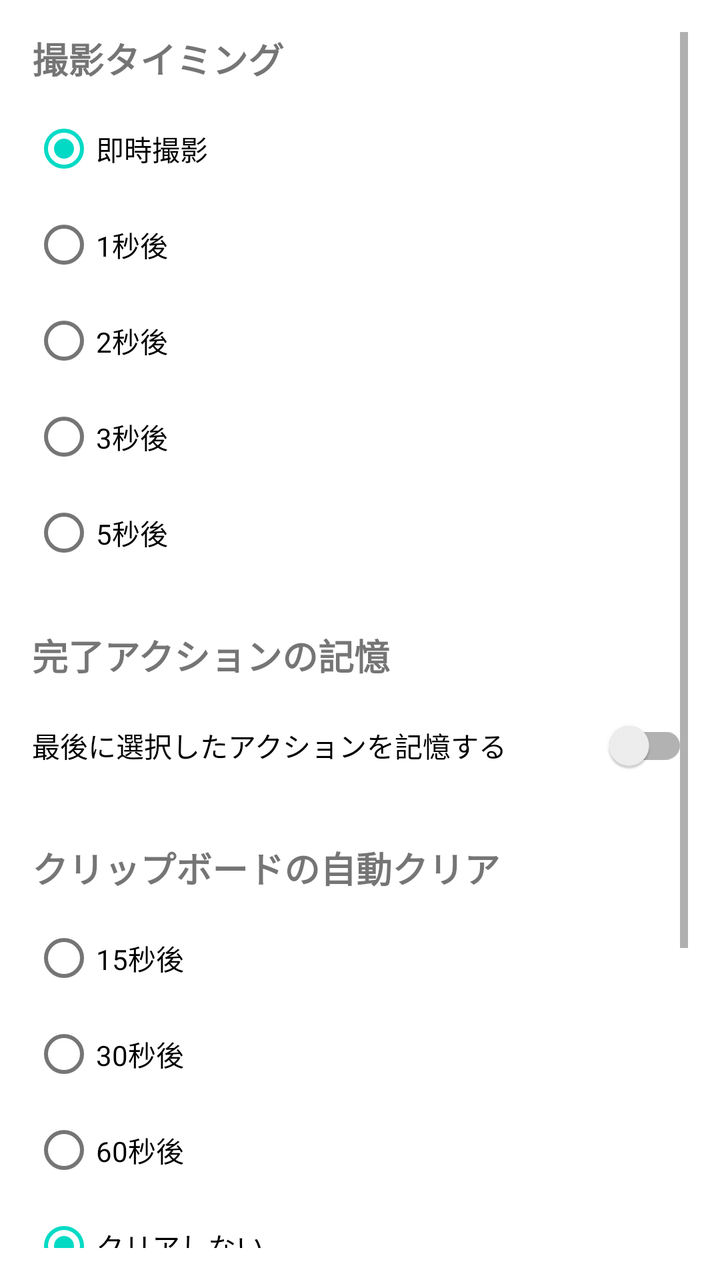
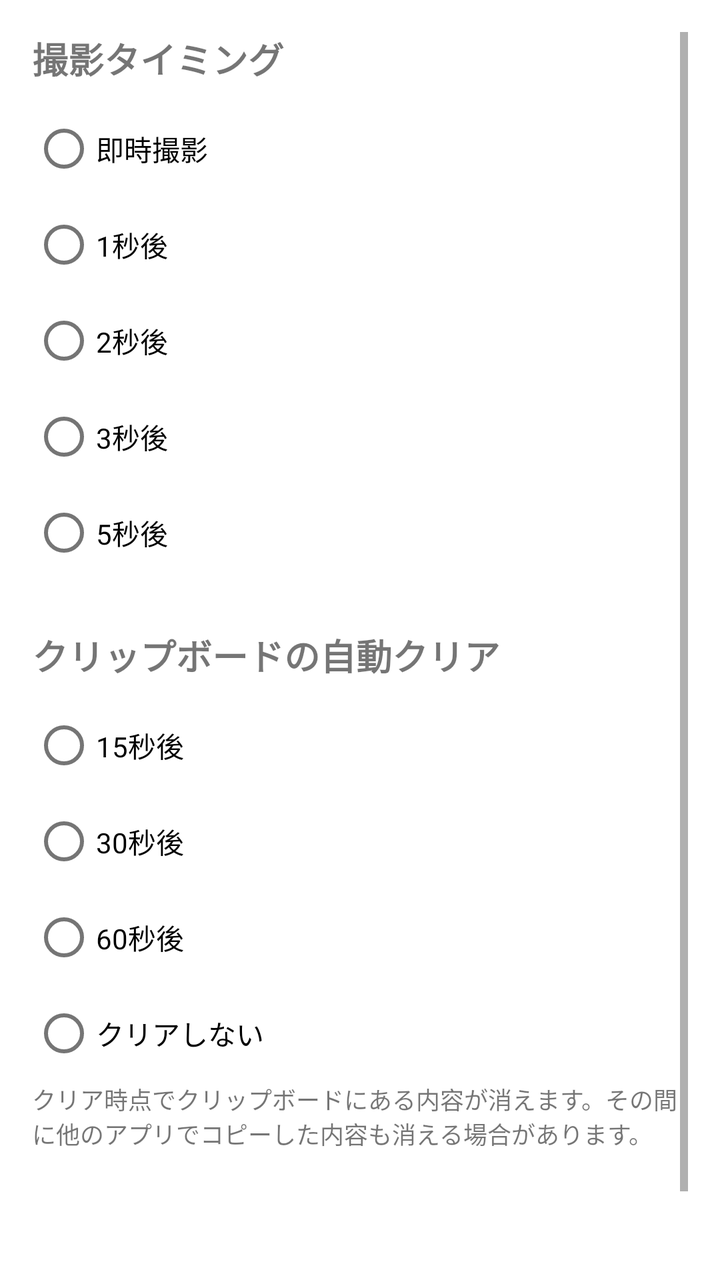

The first picture is an Android layout as it rendered before a commit; the second is the same layout after the commit. The layout source and the unified diff follow.
<!-- AndroidManifest.xml: application theme Theme.ScreenshotEditor -->
<!-- res/layout/activity_settings.xml -->
<?xml version="1.0" encoding="utf-8"?>
<ScrollView xmlns:android="http://schemas.android.com/apk/res/android"
    xmlns:app="http://schemas.android.com/apk/res-auto"
    android:layout_width="match_parent"
    android:layout_height="match_parent"
    android:padding="16dp">
    
    <LinearLayout
        android:layout_width="match_parent"
        android:layout_height="wrap_content"
        android:orientation="vertical">
        
        
        <TextView
            android:layout_width="match_parent"
            android:layout_height="wrap_content"
            android:text="撮影タイミング"
            android:textSize="18sp"
            android:textStyle="bold"
            android:layout_marginBottom="8dp" />
        
        <RadioGroup
            android:id="@+id/rg_capture_delay"
            android:layout_width="match_parent"
            android:layout_height="wrap_content"
            android:layout_marginBottom="24dp">
            
            <RadioButton
                android:id="@+id/rb_delay_none"
                android:layout_width="wrap_content"
                android:layout_height="wrap_content"
                android:text="即時撮影"
                android:checked="true" />
            
            <RadioButton
                android:id="@+id/rb_delay_1s"
                android:layout_width="wrap_content"
                android:layout_height="wrap_content"
                android:text="1秒後" />
            
            <RadioButton
                android:id="@+id/rb_delay_2s"
                android:layout_width="wrap_content"
                android:layout_height="wrap_content"
                android:text="2秒後" />
            
            <RadioButton
                android:id="@+id/rb_delay_3s"
                android:layout_width="wrap_content"
                android:layout_height="wrap_content"
                android:text="3秒後" />
            
            <RadioButton
                android:id="@+id/rb_delay_5s"
                android:layout_width="wrap_content"
                android:layout_height="wrap_content"
                android:text="5秒後" />
        </RadioGroup>
        
        
        <TextView
            android:layout_width="match_parent"
            android:layout_height="wrap_content"
            android:text="完了アクションの記憶"
            android:textSize="18sp"
            android:textStyle="bold"
            android:layout_marginBottom="8dp" />
        
        <androidx.appcompat.widget.SwitchCompat
            android:id="@+id/switch_remember_action"
            android:layout_width="match_parent"
            android:layout_height="wrap_content"
            android:text="最後に選択したアクションを記憶する"
            android:layout_marginBottom="24dp" />
        
        
        <TextView
            android:layout_width="match_parent"
            android:layout_height="wrap_content"
            android:text="クリップボードの自動クリア"
            android:textSize="18sp"
            android:textStyle="bold"
            android:layout_marginBottom="8dp" />
        
        <RadioGroup
            android:id="@+id/rg_clipboard_clear"
            android:layout_width="match_parent"
            android:layout_height="wrap_content"
            android:layout_marginBottom="24dp">
            
            <RadioButton
                android:id="@+id/rb_clear_15s"
                android:layout_width="wrap_content"
                android:layout_height="wrap_content"
                android:text="15秒後" />
            
            <RadioButton
                android:id="@+id/rb_clear_30s"
                android:layout_width="wrap_content"
                android:layout_height="wrap_content"
                android:text="30秒後" />
            
            <RadioButton
                android:id="@+id/rb_clear_60s"
                android:layout_width="wrap_content"
                android:layout_height="wrap_content"
                android:text="60秒後" />
            
            <RadioButton
                android:id="@+id/rb_clear_never"
                android:layout_width="wrap_content"
                android:layout_height="wrap_content"
                android:text="クリアしない"
                android:checked="true" />
        </RadioGroup>
        
        
        <TextView
            android:layout_width="match_parent"
            android:layout_height="wrap_content"
            android:text="通知設定"
            android:textSize="18sp"
            android:textStyle="bold"
            android:layout_marginBottom="8dp" />
        
        <androidx.appcompat.widget.SwitchCompat
            android:id="@+id/switch_show_notification"
            android:layout_width="match_parent"
            android:layout_height="wrap_content"
            android:text="撮影完了時に通知を表示"
            android:checked="true"
            android:layout_marginBottom="24dp" />
        
        
        <Button
            android:id="@+id/btn_reset_defaults"
            android:layout_width="match_parent"
            android:layout_height="wrap_content"
            android:text="設定をリセット"
            android:layout_marginTop="24dp" />
        
    </LinearLayout>
    
</ScrollView>
<!-- resources referenced by this layout -->
<resources>
  <style name="Theme.ScreenshotEditor" parent="Theme.MaterialComponents.DayNight.DarkActionBar">
          
          <item name="colorPrimary">@color/purple_500</item>
          <item name="colorPrimaryVariant">@color/purple_700</item>
          <item name="colorOnPrimary">@color/white</item>
          
          <item name="colorSecondary">@color/teal_200</item>
          <item name="colorSecondaryVariant">@color/teal_700</item>
          <item name="colorOnSecondary">@color/black</item>
          
          <item name="android:statusBarColor">?attr/colorPrimaryVariant</item>
      </style>
  <color name="purple_500">#FF6200EE</color>
  <color name="purple_700">#FF3700B3</color>
  <color name="white">#FFFFFFFF</color>
  <color name="teal_200">#FF03DAC5</color>
  <color name="teal_700">#FF018786</color>
  <color name="black">#FF000000</color>
</resources>

<!-- the commit's change to res/layout/activity_settings.xml (unified diff, before → after) -->
@@ -1,144 +1,113 @@
 <?xml version="1.0" encoding="utf-8"?>
 <ScrollView xmlns:android="http://schemas.android.com/apk/res/android"
-    xmlns:app="http://schemas.android.com/apk/res-auto"
     android:layout_width="match_parent"
     android:layout_height="match_parent"
     android:padding="16dp">
-    
+
     <LinearLayout
         android:layout_width="match_parent"
         android:layout_height="wrap_content"
         android:orientation="vertical">
-        
+
         
         <TextView
             android:layout_width="match_parent"
             android:layout_height="wrap_content"
-            android:text="撮影タイミング"
+            android:text="@string/settings_capture_timing"
             android:textSize="18sp"
             android:textStyle="bold"
             android:layout_marginBottom="8dp" />
-        
+
         <RadioGroup
             android:id="@+id/rg_capture_delay"
             android:layout_width="match_parent"
             android:layout_height="wrap_content"
             android:layout_marginBottom="24dp">
-            
+
             <RadioButton
                 android:id="@+id/rb_delay_none"
                 android:layout_width="wrap_content"
                 android:layout_height="wrap_content"
-                android:text="即時撮影"
-                android:checked="true" />
-            
+                android:text="@string/settings_immediate_capture" />
+
             <RadioButton
                 android:id="@+id/rb_delay_1s"
                 android:layout_width="wrap_content"
                 android:layout_height="wrap_content"
-                android:text="1秒後" />
-            
+                android:text="@string/settings_delay_1s" />
+
             <RadioButton
                 android:id="@+id/rb_delay_2s"
                 android:layout_width="wrap_content"
                 android:layout_height="wrap_content"
-                android:text="2秒後" />
-            
+                android:text="@string/settings_delay_2s" />
+
             <RadioButton
                 android:id="@+id/rb_delay_3s"
                 android:layout_width="wrap_content"
                 android:layout_height="wrap_content"
-                android:text="3秒後" />
-            
+                android:text="@string/settings_delay_3s" />
+
             <RadioButton
                 android:id="@+id/rb_delay_5s"
                 android:layout_width="wrap_content"
                 android:layout_height="wrap_content"
-                android:text="5秒後" />
+                android:text="@string/settings_delay_5s" />
         </RadioGroup>
-        
+
         
         <TextView
             android:layout_width="match_parent"
             android:layout_height="wrap_content"
-            android:text="完了アクションの記憶"
+            android:text="@string/settings_clipboard_auto_clear"
             android:textSize="18sp"
             android:textStyle="bold"
             android:layout_marginBottom="8dp" />
-        
-        <androidx.appcompat.widget.SwitchCompat
-            android:id="@+id/switch_remember_action"
-            android:layout_width="match_parent"
-            android:layout_height="wrap_content"
-            android:text="最後に選択したアクションを記憶する"
-            android:layout_marginBottom="24dp" />
-        
-        
-        <TextView
-            android:layout_width="match_parent"
-            android:layout_height="wrap_content"
-            android:text="クリップボードの自動クリア"
-            android:textSize="18sp"
-            android:textStyle="bold"
-            android:layout_marginBottom="8dp" />
-        
+
         <RadioGroup
             android:id="@+id/rg_clipboard_clear"
             android:layout_width="match_parent"
-            android:layout_height="wrap_content"
-            android:layout_marginBottom="24dp">
-            
+            android:layout_height="wrap_content">
+
             <RadioButton
                 android:id="@+id/rb_clear_15s"
                 android:layout_width="wrap_content"
                 android:layout_height="wrap_content"
-                android:text="15秒後" />
-            
+                android:text="@string/settings_clear_15s" />
+
             <RadioButton
                 android:id="@+id/rb_clear_30s"
                 android:layout_width="wrap_content"
                 android:layout_height="wrap_content"
-                android:text="30秒後" />
-            
+                android:text="@string/settings_clear_30s" />
+
             <RadioButton
                 android:id="@+id/rb_clear_60s"
                 android:layout_width="wrap_content"
                 android:layout_height="wrap_content"
-                android:text="60秒後" />
-            
+                android:text="@string/settings_clear_60s" />
+
             <RadioButton
                 android:id="@+id/rb_clear_never"
                 android:layout_width="wrap_content"
                 android:layout_height="wrap_content"
-                android:text="クリアしない"
-                android:checked="true" />
+                android:text="@string/settings_clear_never" />
         </RadioGroup>
-        
-        
+
         <TextView
             android:layout_width="match_parent"
             android:layout_height="wrap_content"
-            android:text="通知設定"
-            android:textSize="18sp"
-            android:textStyle="bold"
-            android:layout_marginBottom="8dp" />
-        
-        <androidx.appcompat.widget.SwitchCompat
-            android:id="@+id/switch_show_notification"
-            android:layout_width="match_parent"
-            android:layout_height="wrap_content"
-            android:text="撮影完了時に通知を表示"
-            android:checked="true"
+            android:text="@string/settings_clipboard_auto_clear_note"
+            android:textSize="12sp"
             android:layout_marginBottom="24dp" />
-        
-        
+
         <Button
             android:id="@+id/btn_reset_defaults"
             android:layout_width="match_parent"
             android:layout_height="wrap_content"
-            android:text="設定をリセット"
+            android:text="@string/settings_reset_defaults"
             android:layout_marginTop="24dp" />
-        
+
     </LinearLayout>
-    
+
 </ScrollView>
<!-- resource entries referenced after the edit -->
@@ -1,5 +1,18 @@
 <!-- resources referenced by this layout -->
 <resources>
+  <string name="settings_capture_timing">撮影タイミング</string>
+  <string name="settings_clear_15s">15秒後</string>
+  <string name="settings_clear_30s">30秒後</string>
+  <string name="settings_clear_60s">60秒後</string>
+  <string name="settings_clear_never">クリアしない</string>
+  <string name="settings_clipboard_auto_clear">クリップボードの自動クリア</string>
+  <string name="settings_clipboard_auto_clear_note">クリア時点でクリップボードにある内容が消えます。その間に他のアプリでコピーした内容も消える場合があります。</string>
+  <string name="settings_delay_1s">1秒後</string>
+  <string name="settings_delay_2s">2秒後</string>
+  <string name="settings_delay_3s">3秒後</string>
+  <string name="settings_delay_5s">5秒後</string>
+  <string name="settings_immediate_capture">即時撮影</string>
+  <string name="settings_reset_defaults">設定をリセット</string>
   <style name="Theme.ScreenshotEditor" parent="Theme.MaterialComponents.DayNight.DarkActionBar">
           
           <item name="colorPrimary">@color/purple_500</item>
